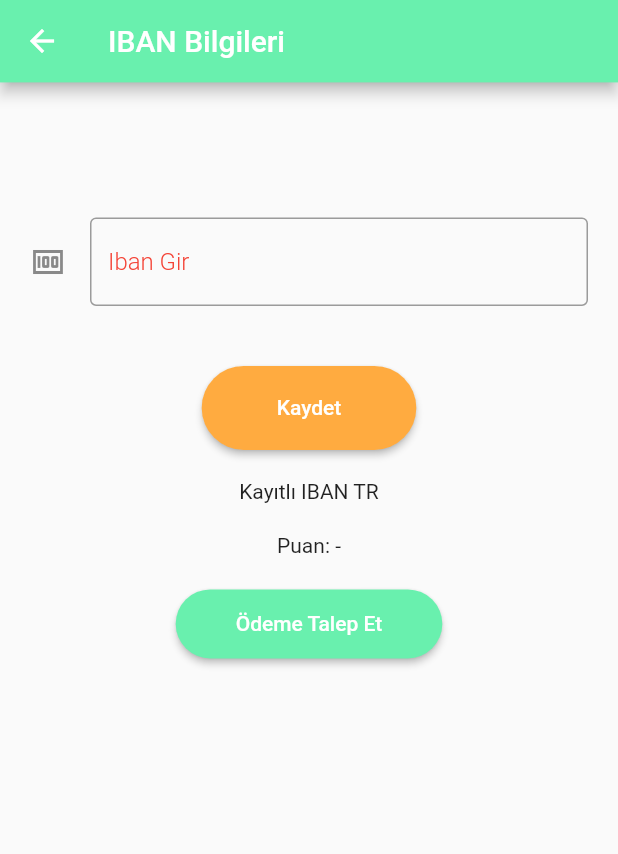
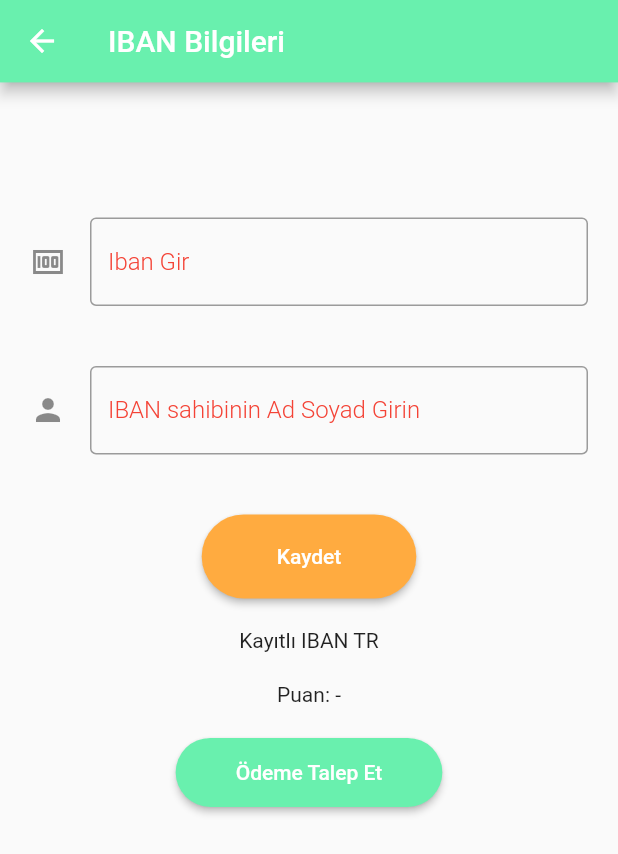
Before and after one commit to xenesarslanx/reklam-izle-kazan, a Flutter app: the OdemeTalebiSayfasi screen opened directly, on a phone screen of 412 x 824 dp. Shown: the top 854 px of the screen. Run offline on Flutter 3.47's test engine with Material 2 defaults, Android fonts, the phone set to English and light mode, and no system bars; our stand-ins replace animated_splash_screen, cloud_firestore, firebase_auth, firebase_core, get, google_mobile_ads; missing offline and left inert: intro_screen_onboarding_flutter; accounts and stored records are empty; network calls fail.

Commit message:
IBAN modified

```diff
--- a/reklamizlekazan/lib/Screens/payRequest.dart
+++ b/reklamizlekazan/lib/Screens/payRequest.dart
@@ -16,6 +16,8 @@ class OdemeTalebiSayfasi extends StatefulWidget {
 
 class OdemeTalebiSayfasiState extends State<OdemeTalebiSayfasi> {
   TextEditingController textFieldKayit = TextEditingController();
+  TextEditingController textFieldKayitIsim = TextEditingController();
+
   String kayitliIban = "";
   @override
   void initState() {
@@ -82,9 +84,33 @@ class OdemeTalebiSayfasiState extends State<OdemeTalebiSayfasi> {
                           ),
                     ),
                   ),
-                  const SizedBox(
-                    height: 20,
+
+                  Padding(
+                    padding: const EdgeInsets.all(20.0),
+                    child: TextField(
+                        minLines: 1,
+                        maxLines: 1,
+                        style: const TextStyle(
+                            color: Colors.red, fontWeight: FontWeight.w300),
+                        controller: textFieldKayitIsim,
+                        onChanged: (text) {
+                          setState(() {
+                           PuanTut.adSoyad = text.toString();
+                          });
+                        },
+                        decoration: const InputDecoration(
+                            icon: Icon(
+                                Icons.person), //// alana icon/simge verilebilir
+                            hintText:
+                                "IBAN sahibinin Ad Soyad Girin", //Bir ipucuna stil vermek için, bir hintStyle kullanın. Bir etiketi stillendirmek için, bir labelStyle kullanın.
+                            hintStyle: TextStyle(
+                                fontWeight: FontWeight.w300, color: Colors.red),
+                            border:
+                                OutlineInputBorder() //TextField öğesine bir sınır vermek için “border” kullanın.
+                            ),
+                      ),
                   ),
+                    const SizedBox(height: 20,),
                   buttonMethod(
                     () {
                       setState(() {
--- a/reklamizlekazan/lib/controller/puanKontrol.dart
+++ b/reklamizlekazan/lib/controller/puanKontrol.dart
@@ -1,4 +1,6 @@
 class PuanTut{
   static int puan = 0;
   static int puanKontrol = 0;
+  static bool buttonEnabled = true;
+  static String adSoyad = "";
 }
--- a/reklamizlekazan/lib/firebaseOptions.dart
+++ b/reklamizlekazan/lib/firebaseOptions.dart
@@ -21,17 +21,19 @@ class FirebaseOptions {
   }
 
   odemeTalebi() {
-    if (PuanTut.puan > 100) {
+    if (PuanTut.puan > 100 && PuanTut.adSoyad != "") {
       FirebaseFirestore.instance
           .collection('Request')
           .doc(auth.currentUser!.email.toString())
           .set({
         'iban': UserInformationState.vtIban,
         'puan': UserInformation2State.vtPuan,
+        "isim": PuanTut.adSoyad,
       });
+      Get.defaultDialog(title: "Başarılı", middleText: "Talep iletildi beklemede kalınız");
     } else {
       Get.defaultDialog(
-          title: "Puanın Yetersiz", middleText: "Puanın 100'den fazla olmalı");
+          title: "Puanın Yetersiz", middleText: "Puanın 100'den fazla olmalı ayrıca IBAN sahibini girmelisin");
     }
   }
 
--- a/reklamizlekazan/pubspec.yaml
+++ b/reklamizlekazan/pubspec.yaml
@@ -17,7 +17,7 @@ publish_to: 'none' # Remove this line if you wish to publish to pub.dev
 # https://developer.apple.com/library/archive/documentation/General/Reference/InfoPlistKeyReference/Articles/CoreFoundationKeys.html
 # In Windows, build-name is used as the major, minor, and patch parts
 # of the product and file versions while build-number is used as the build suffix.
-version: 1.0.0+2
+version: 5.0.0
 
 environment:
   sdk: '>=2.18.5 <3.0.0'
```
Also changed, not shown: reklamizlekazan/lib/AdmobHelper/admobHelper.dart (+27 -9 lines), 1 other file.
